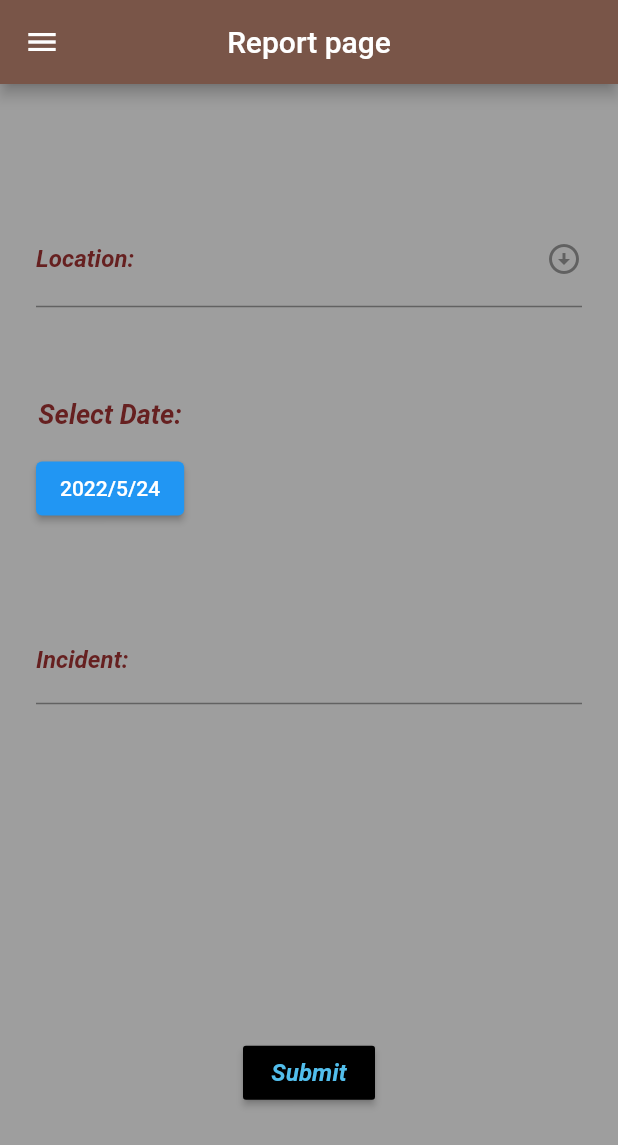
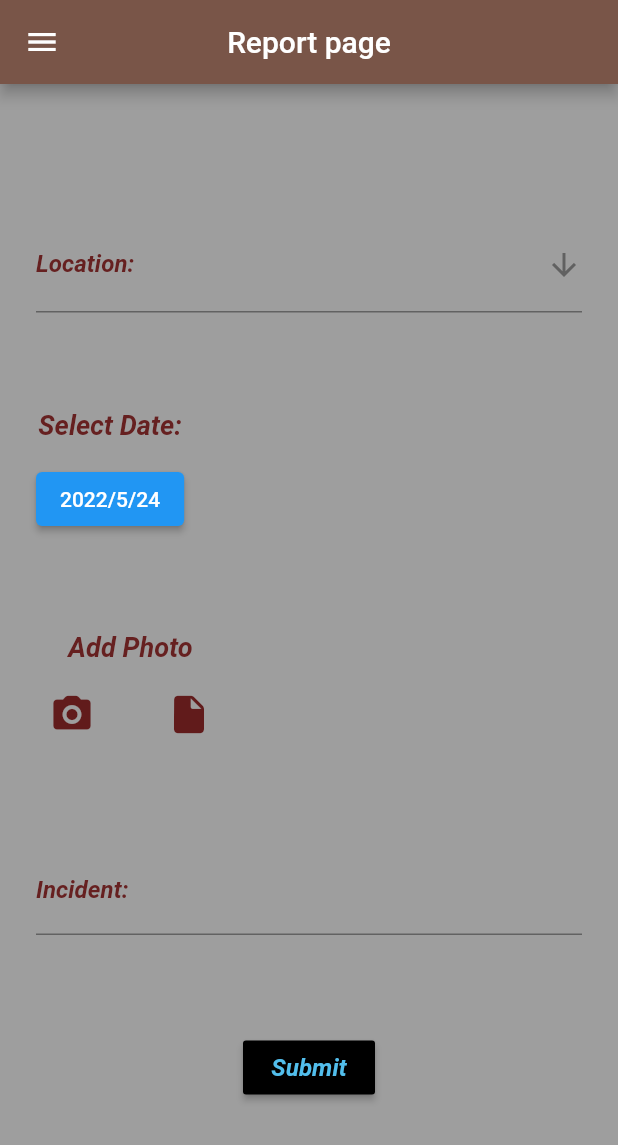
Before and after one commit to Dagim-Fikru/DERASH-Anti-crime-App-using-Flutter, a Flutter app: the screen it shows after launch, on a phone screen of 412 x 824 dp. Shown: the top 1145 px of the screen. Run offline on Flutter 3.47's test engine with Material 2 defaults, Android fonts, the phone set to English and light mode, and no system bars; our stand-ins replace image_picker; missing offline and left inert: dart:html.

Commit message:
add photo picker in the form

```diff
--- a/derash/lib/reportPage.dart
+++ b/derash/lib/reportPage.dart
@@ -1,7 +1,10 @@
-// ignore_for_file: file_names, prefer_const_constructors, camel_case_types, unused_field, unused_element, prefer_const_literals_to_create_immutables, deprecated_member_use, body_might_complete_normally_nullable, curly_braces_in_flow_control_structures, avoid_print, avoid_unnecessary_containers, dead_code, unused_local_variable
+// ignore_for_file: file_names, prefer_const_constructors, camel_case_types, unused_field, unused_element, prefer_const_literals_to_create_immutables, deprecated_member_use, body_might_complete_normally_nullable, curly_braces_in_flow_control_structures, avoid_print, avoid_unnecessary_containers, dead_code, unused_local_variable, prefer_typing_uninitialized_variables, unused_import
+import 'dart:html';
+
 import 'package:flutter/material.dart';
 
 import 'drawerTop.dart';
+import 'package:image_picker/image_picker.dart';
 
 class repotPage extends StatefulWidget {
   const repotPage({Key? key}) : super(key: key);
@@ -14,7 +17,20 @@ class _repotPageState extends State<repotPage> {
   late String _location;
   late String _date;
   late String _incident;
-  // late String _file;
+  late File _photo;
+
+  Future getImage(bool isCamera) async {
+    File image;
+    if (isCamera) {
+      image = (await ImagePicker.pickImage(source: ImageSource.camera)) as File;
+    } else {
+      image =
+          (await ImagePicker.pickImage(source: ImageSource.gallery)) as File;
+    }
+    setState(() {
+      _photo = image;
+    });
+  }
 
   var currentPage = drawerMenus.help;
   final GlobalKey<FormState> _formkey = GlobalKey<FormState>();
@@ -34,7 +50,7 @@ class _repotPageState extends State<repotPage> {
       )),
       dropdownColor: Color.fromARGB(255, 153, 146, 245),
       value: selectedLocation,
-      icon: Icon(Icons.arrow_circle_down_sharp),
+      icon: Icon(Icons.arrow_downward),
       items: locations
           .map((location) => DropdownMenuItem<String>(
                 value: location,
@@ -114,9 +130,56 @@ class _repotPageState extends State<repotPage> {
     );
   }
 
-  // Widget _buildFileUpload() {
-  //   return null;
-  // }
+  Widget _buildFileUpload() {
+    return Row(
+      mainAxisAlignment: MainAxisAlignment.start,
+      children: [
+        Column(
+          children: [
+            Text(
+              'Add Photo',
+              style: TextStyle(
+                  color: Color.fromARGB(255, 102, 32, 32),
+                  fontWeight: FontWeight.bold,
+                  fontSize: 18,
+                  fontStyle: FontStyle.italic),
+            ),
+            SizedBox(
+              height: 10,
+            ),
+            Row(
+              crossAxisAlignment: CrossAxisAlignment.start,
+              children: [
+                IconButton(
+                  onPressed: () {
+                    getImage(true);
+                  },
+                  icon: Icon(
+                    Icons.camera_alt_rounded,
+                    size: 30,
+                    color: Color.fromARGB(255, 97, 27, 27),
+                  ),
+                ),
+                SizedBox(
+                  width: 30,
+                ),
+                IconButton(
+                  onPressed: () {
+                    getImage(false);
+                  },
+                  icon: Icon(
+                    Icons.insert_drive_file_rounded,
+                    size: 30,
+                    color: Color.fromARGB(255, 97, 27, 27),
+                  ),
+                ),
+              ],
+            )
+          ],
+        ),
+      ],
+    );
+  }
 
   @override
   Widget build(BuildContext context) {
@@ -135,11 +198,10 @@ class _repotPageState extends State<repotPage> {
             mainAxisAlignment: MainAxisAlignment.spaceEvenly,
             children: <Widget>[
               _buildLocationField(),
-
               _buildDateField(),
+              _buildFileUpload(),
               _buildIncidentField(),
-              // _buildFileUpload(),
-              SizedBox(height: 100),
+              // SizedBox(height: 50),
               RaisedButton(
                 color: Color.fromARGB(255, 0, 0, 0),
                 onPressed: () {
@@ -183,18 +245,16 @@ class _repotPageState extends State<repotPage> {
       child: Column(
         // list of menus
         children: [
-          menus(1, "Help", Icons.help_center,
-              currentPage == drawerMenus.help ? true : false),
-          menus(2, "Logout", Icons.logout,
-              currentPage == drawerMenus.logout ? true : false),
+          menus(1, "Help", Icons.help_center),
+          menus(2, "Logout", Icons.logout),
         ],
       ),
     );
   }
 
-  Widget menus(int id, String title, IconData icon, bool selected) {
+  Widget menus(int id, String title, IconData icon) {
     return Material(
-      color: selected ? Colors.grey[300] : Colors.transparent,
+      // color: selected ? Colors.grey[300] : Colors.transparent,
       child: InkWell(
         onTap: () {
           Navigator.pop(context);
--- a/derash/pubspec.yaml
+++ b/derash/pubspec.yaml
@@ -29,7 +29,7 @@ environment:
 dependencies:
   flutter:
     sdk: flutter
-
+  image_picker:
   # The following adds the Cupertino Icons font to your application.
   # Use with the CupertinoIcons class for iOS style icons.
   cupertino_icons: ^1.0.2
```
Also changed, not shown: derash/pubspec.lock.
